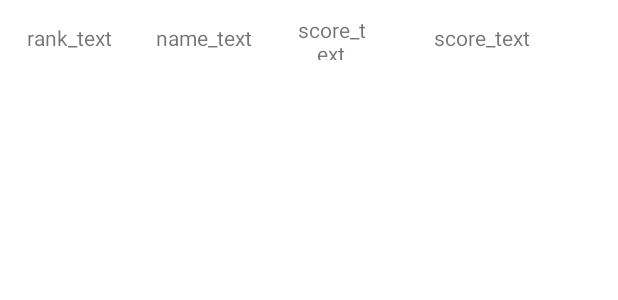
After one commit to leehyomin-KOR/ani-pang, an Android app: the layout rank_listview_res.xml on its own in the app's theme, with its tools: preview values and no code run, on a phone screen of 412 x 824 dp. The commit adds this screen. Shown: the top 300 px of the screen. Run offline under Robolectric (Android 15) with nearby library versions, the light colour scheme and no system bars.

Commit message:
rank 추가

```diff
--- /dev/null
+++ b/app/src/main/res/layout/rank_listview_res.xml
@@ -0,0 +1,52 @@
+<?xml version="1.0" encoding="utf-8"?>
+<androidx.constraintlayout.widget.ConstraintLayout xmlns:android="http://schemas.android.com/apk/res/android"
+    android:layout_width="match_parent"
+    android:layout_height="match_parent"
+    xmlns:app="http://schemas.android.com/apk/res-auto">
+
+    <LinearLayout
+        android:id="@+id/rank_list_view_row"
+        android:layout_width="match_parent"
+        android:layout_height="wrap_content"
+        android:layout_marginTop="10dp"
+        android:layout_marginBottom="10dp"
+        android:orientation="horizontal"
+        android:gravity="center"
+        app:layout_constraintStart_toStartOf="parent"
+        app:layout_constraintTop_toTopOf="parent">
+
+        <TextView
+            android:id="@+id/rank_no"
+            android:layout_width="60dp"
+            android:layout_height="30dp"
+            android:textAlignment="center"
+            android:gravity="center"
+            android:text="rank_text"/>
+
+        <TextView
+            android:id="@+id/rank_name"
+            android:layout_width="120dp"
+            android:layout_height="30dp"
+            android:textAlignment="center"
+            android:gravity="center"
+            android:text="name_text" />
+
+        <TextView
+            android:id="@+id/rank_score"
+            android:layout_width="50dp"
+            android:layout_height="30dp"
+            android:textAlignment="center"
+            android:gravity="center"
+            android:text="score_text" />
+
+        <TextView
+            android:id="@+id/rank_clear_date"
+            android:layout_width="150dp"
+            android:layout_height="30dp"
+            android:textAlignment="center"
+            android:gravity="center"
+            android:text="score_text" />
+
+    </LinearLayout>
+
+</androidx.constraintlayout.widget.ConstraintLayout>
```
Also changed, not shown: app/src/main/AndroidManifest.xml (+7 -0 lines), app/src/main/java/com/example/myapplication/MainActivity.java (+30 -9 lines), app/src/main/java/com/example/myapplication/Rank.java (+27 -29 lines), app/src/main/java/com/example/myapplication/RankActivity.java (added, +102 -0 lines), app/src/main/java/com/example/myapplication/RankAdapter.java (added, +59 -0 lines), app/src/main/res/layout/activity_rank.xml (added, +114 -0 lines).
